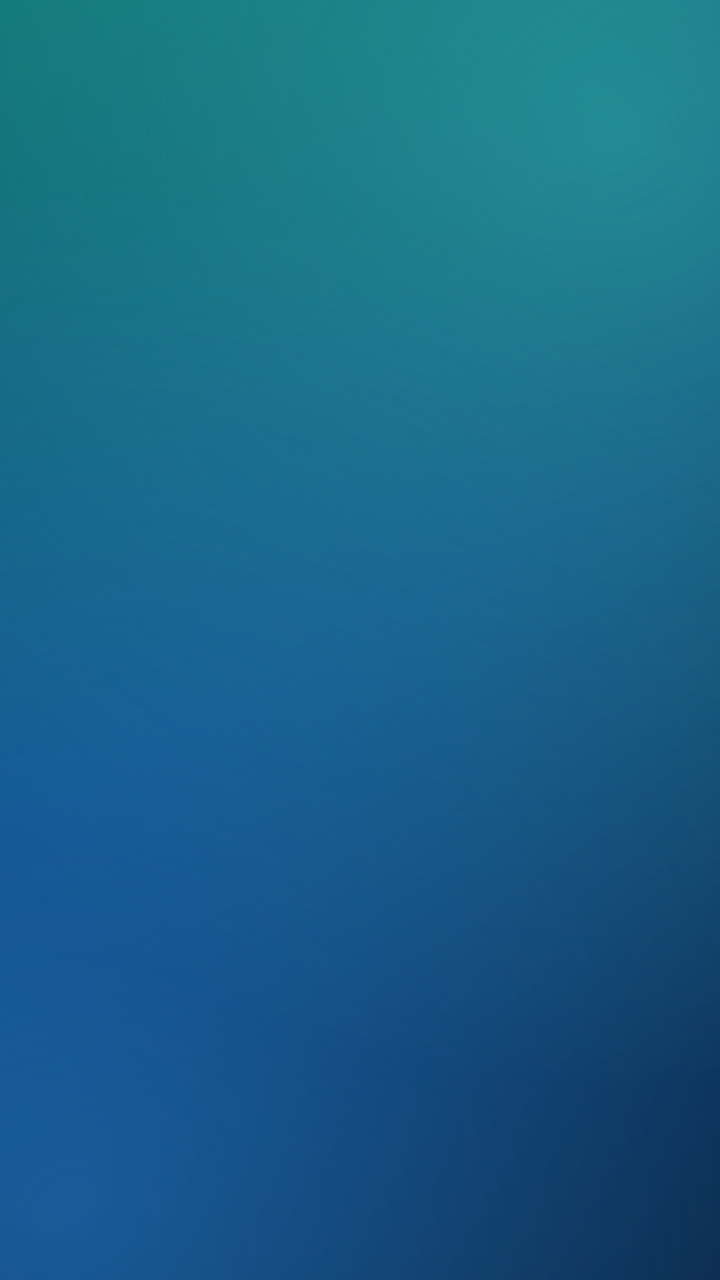
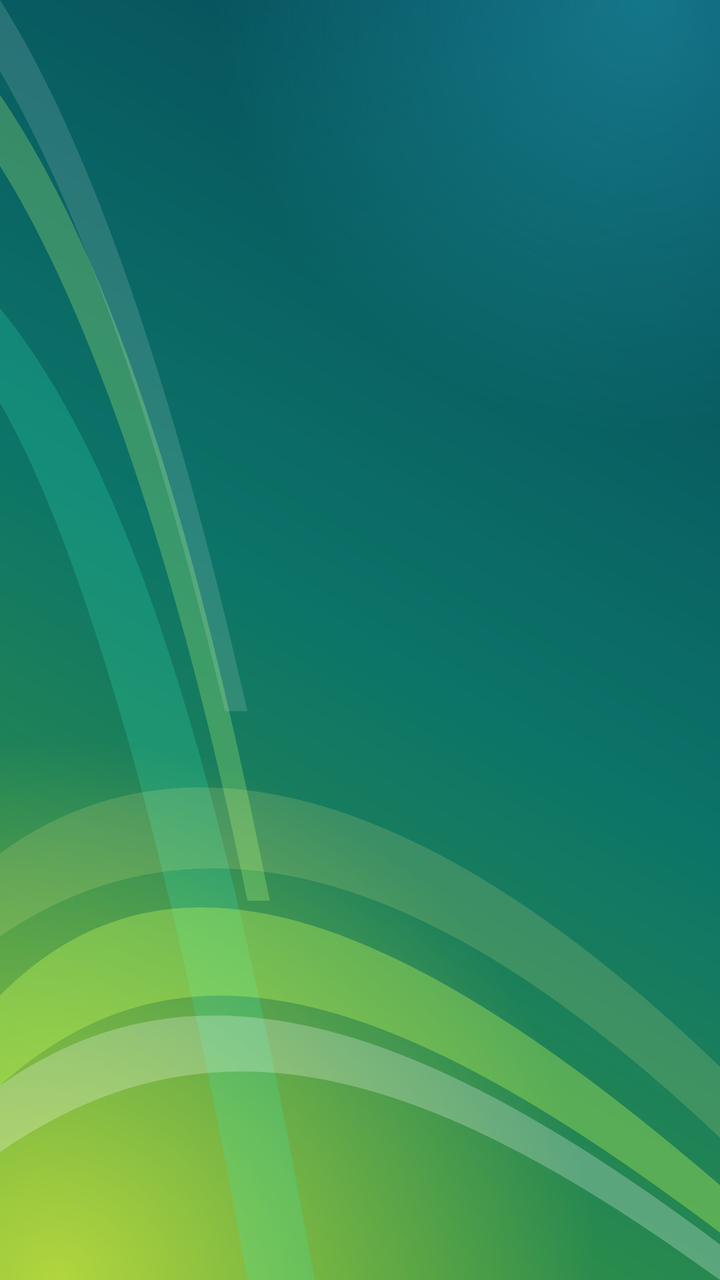

Two renders of the same Android screen: before a commit and after it. Below are the layout's source before the change and the commit's diff.
<!-- AndroidManifest.xml: application theme Theme.UniPed -->
<!-- res/layout/item_app.xml -->
<?xml version="1.0" encoding="utf-8"?>
<LinearLayout xmlns:android="http://schemas.android.com/apk/res/android"
    android:layout_width="match_parent"
    android:layout_height="wrap_content"
    android:layout_margin="3dp"
    android:background="@drawable/item_bg"
    android:clickable="true"
    android:focusable="true"
    android:gravity="center_horizontal"
    android:orientation="vertical"
    android:padding="8dp">

    <ImageView
        android:id="@+id/icon"
        android:layout_width="48dp"
        android:layout_height="48dp" />

    <TextView
        android:id="@+id/label"
        android:layout_width="match_parent"
        android:layout_height="wrap_content"
        android:layout_marginTop="4dp"
        android:ellipsize="end"
        android:gravity="center"
        android:maxLines="1"
        android:shadowColor="#B3000000"
        android:shadowDx="0"
        android:shadowDy="1"
        android:shadowRadius="3"
        android:textColor="#FFFFFF"
        android:textSize="12sp" />
</LinearLayout>
<!-- resources referenced by this layout -->
<resources>
  <!-- drawable item_bg (drawable) -->
  <?xml version="1.0" encoding="utf-8"?>
  <selector xmlns:android="http://schemas.android.com/apk/res/android">
      <item android:state_focused="true">
          <layer-list>
              <item>
                  <shape android:shape="rectangle">
                      <gradient
                          android:angle="270"
                          android:startColor="#8CBFE9FF"
                          android:endColor="#4D5CA8E8" />
                      <stroke android:width="2dp" android:color="#E6FFFFFF" />
                      <corners android:radius="10dp" />
                  </shape>
              </item>
              <item
                  android:bottom="42dp"
                  android:left="2dp"
                  android:right="2dp"
                  android:top="2dp">
                  <shape android:shape="rectangle">
                      <gradient
                          android:angle="270"
                          android:startColor="#66FFFFFF"
                          android:endColor="#14FFFFFF" />
                      <corners
                          android:topLeftRadius="8dp"
                          android:topRightRadius="8dp" />
                  </shape>
              </item>
          </layer-list>
      </item>
      <item android:state_pressed="true">
          <shape android:shape="rectangle">
              <solid android:color="#665CA8E8" />
              <stroke android:width="2dp" android:color="#E6FFFFFF" />
              <corners android:radius="10dp" />
          </shape>
      </item>
      <item>
          <shape android:shape="rectangle">
              <solid android:color="#00000000" />
              <corners android:radius="10dp" />
          </shape>
      </item>
  </selector>
  <!-- drawable bg_aero (drawable) -->
  <?xml version="1.0" encoding="utf-8"?>
  <layer-list xmlns:android="http://schemas.android.com/apk/res/android">
      <item>
          <shape android:shape="rectangle">
              <gradient
                  android:angle="315"
                  android:startColor="#0B6A6F"
                  android:centerColor="#0B3F73"
                  android:endColor="#061A33" />
          </shape>
      </item>
      <item>
          <shape android:shape="rectangle">
              <gradient
                  android:centerX="0.85"
                  android:centerY="0.1"
                  android:gradientRadius="480dp"
                  android:startColor="#6647E0C8"
                  android:endColor="#0047E0C8"
                  android:type="radial" />
          </shape>
      </item>
      <item>
          <shape android:shape="rectangle">
              <gradient
                  android:centerX="0.1"
                  android:centerY="0.95"
                  android:gradientRadius="520dp"
                  android:startColor="#6630A0FF"
                  android:endColor="#0030A0FF"
                  android:type="radial" />
          </shape>
      </item>
  </layer-list>
  <!-- unchanged entries left out for length: 1 -->
</resources>

<!-- the commit's change to res/layout/item_app.xml (unified diff, before → after) -->
@@ -2,18 +2,19 @@
 <LinearLayout xmlns:android="http://schemas.android.com/apk/res/android"
     android:layout_width="match_parent"
     android:layout_height="wrap_content"
-    android:layout_margin="3dp"
+    android:layout_margin="2dp"
     android:background="@drawable/item_bg"
     android:clickable="true"
     android:focusable="true"
     android:gravity="center_horizontal"
     android:orientation="vertical"
-    android:padding="8dp">
+    android:padding="6dp">
 
     <ImageView
         android:id="@+id/icon"
         android:layout_width="48dp"
-        android:layout_height="48dp" />
+        android:layout_height="48dp"
+        android:scaleType="fitCenter" />
 
     <TextView
         android:id="@+id/label"
@@ -23,7 +24,7 @@
         android:ellipsize="end"
         android:gravity="center"
         android:maxLines="1"
-        android:shadowColor="#B3000000"
+        android:shadowColor="#CC000000"
         android:shadowDx="0"
         android:shadowDy="1"
         android:shadowRadius="3"
<!-- resource entries referenced after the edit -->
@@ -9,25 +9,23 @@
                   <shape android:shape="rectangle">
                       <gradient
                           android:angle="270"
-                          android:startColor="#8CBFE9FF"
-                          android:endColor="#4D5CA8E8" />
-                      <stroke android:width="2dp" android:color="#E6FFFFFF" />
-                      <corners android:radius="10dp" />
+                          android:endColor="#4F6FB9EC"
+                          android:startColor="#99DCF0FF" />
+                      <stroke android:width="1dp" android:color="#E6FFFFFF" />
+                      <corners android:radius="6dp" />
                   </shape>
               </item>
               <item
-                  android:bottom="42dp"
-                  android:left="2dp"
-                  android:right="2dp"
-                  android:top="2dp">
+                  android:bottom="34dp"
+                  android:left="1dp"
+                  android:right="1dp"
+                  android:top="1dp">
                   <shape android:shape="rectangle">
                       <gradient
                           android:angle="270"
-                          android:startColor="#66FFFFFF"
-                          android:endColor="#14FFFFFF" />
-                      <corners
-                          android:topLeftRadius="8dp"
-                          android:topRightRadius="8dp" />
+                          android:endColor="#12FFFFFF"
+                          android:startColor="#55FFFFFF" />
+                      <corners android:topLeftRadius="5dp" android:topRightRadius="5dp" />
                   </shape>
               </item>
           </layer-list>
@@ -35,14 +33,13 @@
       <item android:state_pressed="true">
           <shape android:shape="rectangle">
               <solid android:color="#665CA8E8" />
-              <stroke android:width="2dp" android:color="#E6FFFFFF" />
-              <corners android:radius="10dp" />
+              <stroke android:width="1dp" android:color="#CCFFFFFF" />
+              <corners android:radius="6dp" />
           </shape>
       </item>
       <item>
           <shape android:shape="rectangle">
               <solid android:color="#00000000" />
-              <corners android:radius="10dp" />
           </shape>
       </item>
   </selector>
@@ -52,35 +49,62 @@
       <item>
           <shape android:shape="rectangle">
               <gradient
-                  android:angle="315"
-                  android:startColor="#0B6A6F"
-                  android:centerColor="#0B3F73"
-                  android:endColor="#061A33" />
+                  android:angle="45"
+                  android:centerColor="#0C7468"
+                  android:endColor="#05465A"
+                  android:startColor="#3F9B3A" />
           </shape>
       </item>
       <item>
           <shape android:shape="rectangle">
               <gradient
-                  android:centerX="0.85"
-                  android:centerY="0.1"
-                  android:gradientRadius="480dp"
-                  android:startColor="#6647E0C8"
-                  android:endColor="#0047E0C8"
+                  android:centerX="0.08"
+                  android:centerY="1.0"
+                  android:endColor="#00D7E83C"
+                  android:gradientRadius="75%p"
+                  android:startColor="#B3E3EE3E"
                   android:type="radial" />
           </shape>
       </item>
       <item>
           <shape android:shape="rectangle">
               <gradient
-                  android:centerX="0.1"
-                  android:centerY="0.95"
-                  android:gradientRadius="520dp"
-                  android:startColor="#6630A0FF"
-                  android:endColor="#0030A0FF"
+                  android:centerX="0.9"
+                  android:centerY="0.0"
+                  android:endColor="#0032D2E8"
+                  android:gradientRadius="60%p"
+                  android:startColor="#5532D2E8"
                   android:type="radial" />
           </shape>
       </item>
+      <item android:drawable="@drawable/bg_streaks" />
   </layer-list>
+  <!-- drawable bg_streaks (drawable) -->
+  <?xml version="1.0" encoding="utf-8"?>
+  <vector xmlns:android="http://schemas.android.com/apk/res/android"
+      android:width="960dp"
+      android:height="540dp"
+      android:viewportWidth="960"
+      android:viewportHeight="540">
+      <path
+          android:fillColor="#3339F0C0"
+          android:pathData="M0,130 C180,200 300,330 420,540 L330,540 C230,360 110,230 0,170 Z" />
+      <path
+          android:fillColor="#44B6FF7A"
+          android:pathData="M0,40 C150,110 260,220 360,380 L330,380 C240,240 120,130 0,70 Z" />
+      <path
+          android:fillColor="#22FFFFFF"
+          android:pathData="M0,0 C120,60 230,160 330,300 L300,300 C210,180 110,90 0,30 Z" />
+      <path
+          android:fillColor="#55C8FF5A"
+          android:pathData="M0,420 C220,350 520,380 960,500 L960,520 C520,415 240,390 0,458 Z" />
+      <path
+          android:fillColor="#40FFFFFF"
+          android:pathData="M0,458 C260,400 560,430 960,525 L960,540 C560,448 280,425 0,486 Z" />
+      <path
+          android:fillColor="#28FFF08A"
+          android:pathData="M0,360 C260,300 600,340 960,450 L960,480 C600,372 280,335 0,395 Z" />
+  </vector>
   <!-- unchanged entries left out for length: 1 -->
 </resources>
 
